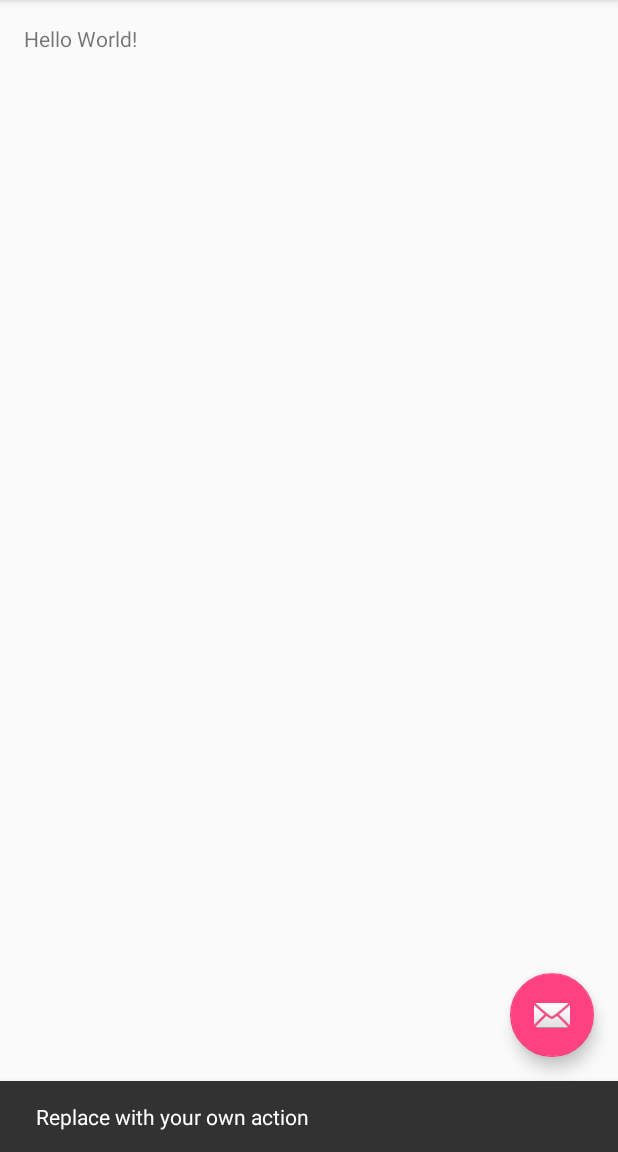
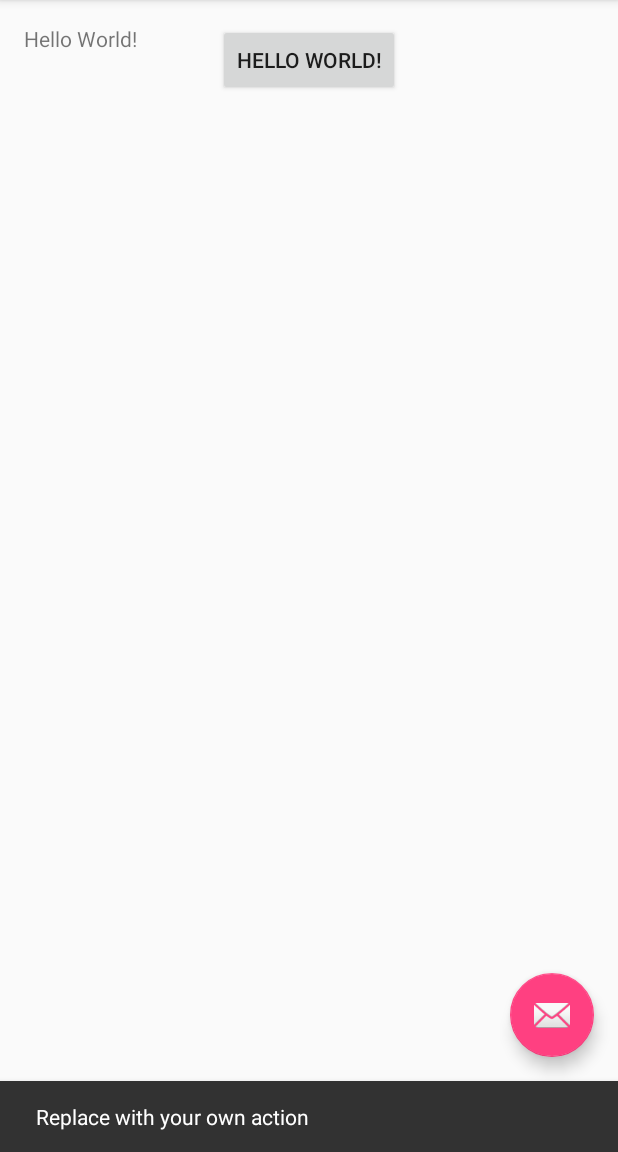
Before and after one commit to mihailM/gitstashexample, an Android app: the screen it shows after launch (MainActivity), after a tap on an icon or button, on a phone screen of 412 x 824 dp, the part 84-1236 px from its top. Run offline under Robolectric (Android 15) with nearby library versions, the phone set to English and light mode, and no system bars.

Commit message:
Button added

```diff
--- a/app/src/main/res/layout/content_main.xml
+++ b/app/src/main/res/layout/content_main.xml
@@ -17,4 +17,10 @@
         android:text="Hello World!"
         android:layout_width="wrap_content"
         android:layout_height="wrap_content" />
+
+    <Button
+        android:text="Hello World!"
+        android:layout_centerHorizontal="true"
+        android:layout_width="wrap_content"
+        android:layout_height="wrap_content" />
 </RelativeLayout>
--- a/build.gradle
+++ b/build.gradle
@@ -5,7 +5,7 @@ buildscript {
         jcenter()
     }
     dependencies {
-        classpath 'com.android.tools.build:gradle:2.0.0-alpha1'
+        classpath 'com.android.tools.build:gradle:1.5.0'
 
         // NOTE: Do not place your application dependencies here; they belong
         // in the individual module build.gradle files
```
